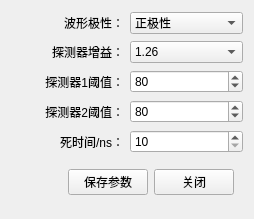
Before: the Qt Designer form FPGASetting.ui in MrXiaomao/Cu_Activation, drawn with Qt 5.
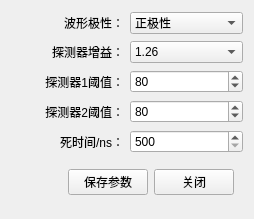
After: the same form once the commit is applied.

Commit message: 1、屏蔽位移平台界面，直接json文件设置参数。 2、每秒的能谱存储不再需要。

Diff of the .ui file:
```diff
--- a/FPGASetting.ui
+++ b/FPGASetting.ui
@@ -154,7 +154,7 @@
    <item row="4" column="1">
     <widget class="QSpinBox" name="spinBox_3">
      <property name="minimum">
-      <number>10</number>
+      <number>500</number>
      </property>
      <property name="maximum">
       <number>1000</number>
@@ -163,12 +163,12 @@
       <number>10</number>
      </property>
      <property name="value">
-      <number>10</number>
+      <number>500</number>
      </property>
     </widget>
    </item>
    <item row="5" column="0" colspan="2">
-    <widget class="QWidget" name="" native="true">
+    <widget class="QWidget" name="widget" native="true">
      <property name="sizePolicy">
       <sizepolicy hsizetype="Preferred" vsizetype="Fixed">
        <horstretch>0</horstretch>
```
The commit also changes 3 other files.
